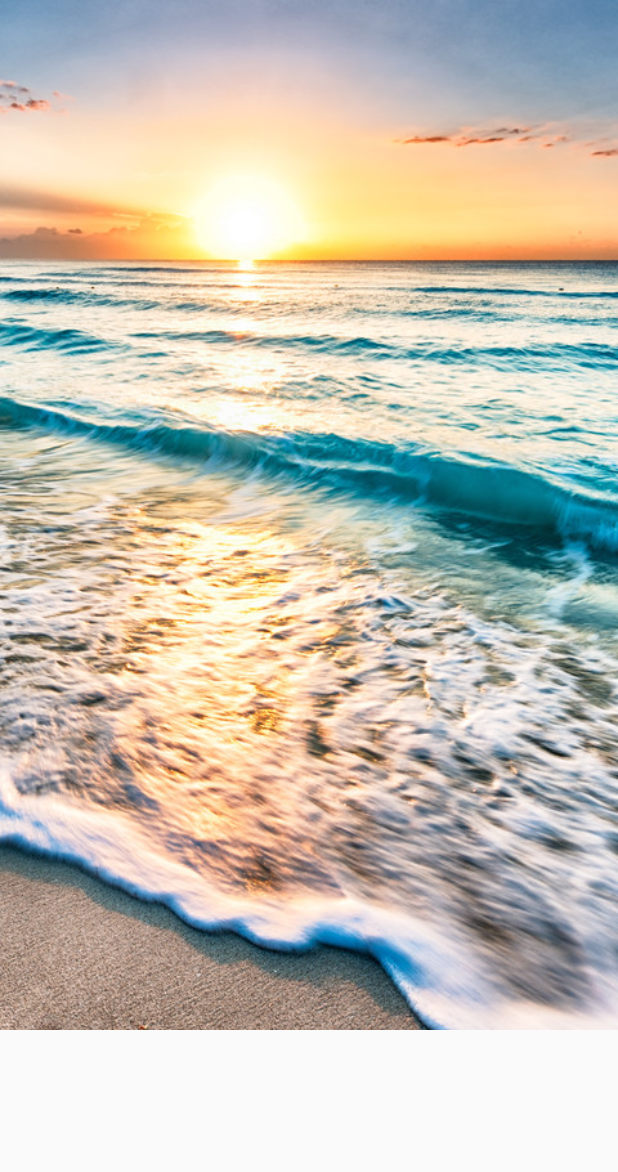
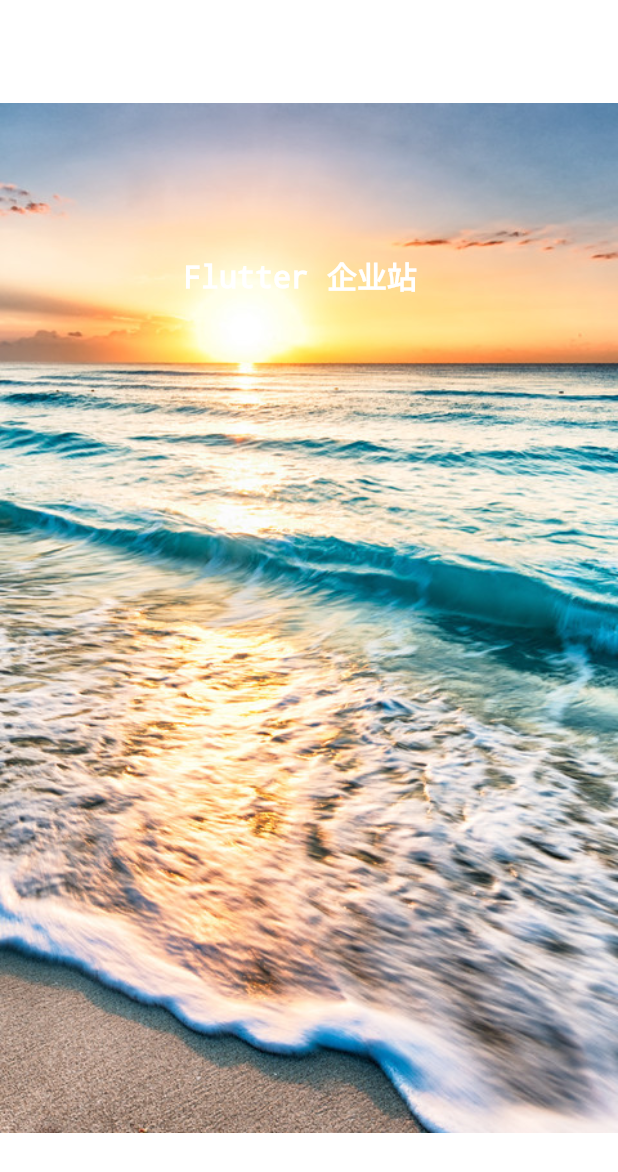
Before and after one commit to nanyawei/flutter_website, a Flutter app: the screen it shows after launch, on a phone screen of 412 x 824 dp. Shown: the top 1172 px of the screen. Run offline on Flutter 3.47's test engine with Material 2 defaults, Android fonts, the phone set to English and light mode, and no system bars; our stand-ins replace date_format, dio, fluro, flutter_easyrefresh, flutter_html, flutter_swiper.

Commit message:
工具页面

```diff
--- a/lib/loading.dart
+++ b/lib/loading.dart
@@ -1,12 +1,50 @@
 import 'package:flutter/material.dart';
+import 'dart:async';
+import 'dart:ui';
+import 'package:flutter_website/router/application.dart';
 
-class Loading extends StatelessWidget {
+class Loading extends StatefulWidget {
+  @override
+  _LoadingState createState () => _LoadingState();
+}
+
+class _LoadingState extends State<Loading> {
+  @override
+  void initState () {
+    super.initState();
+
+    Future.delayed(
+      Duration(seconds: 2), () {
+        print('flutter 企业站启动');
+        // 使用路由跳转到应用主页面
+        Application.router.navigateTo(context, '/');
+      }
+    );
+  }
+
   @override
   Widget build (BuildContext context) {
-    return Scaffold(
-      body: Image.asset(
-        'assets/images/loading.jpg',
-        fit: BoxFit.cover
+    return Center(
+      child: Stack(
+        children: <Widget>[
+          Image.asset('assets/images/loading.jpg'),
+          Positioned(
+            top: 100,
+            child: Container(
+              width: 400,
+              child: Center(
+                child: Text(
+                  'Flutter 企业站',
+                  style: TextStyle(
+                    color: Colors.white,
+                    fontSize: 20,
+                    decoration: TextDecoration.none
+                  )
+                )
+              )
+            )
+          )
+        ]
       ),
     );
   }
--- /dev/null
+++ b/lib/page/not_found.dart
@@ -0,0 +1,15 @@
+import 'package:flutter/material.dart';
+
+class NotFoundPage extends StatelessWidget {
+  @override
+  Widget build (BuildContext context) {
+    return Container(
+      child: Center(
+        child: Image.asset(
+          'assets/images/loading.jpg',
+          fit: BoxFit.cover
+        )
+      ),
+    );
+  }
+}
```
Also changed, not shown: assets/images/banners/loading.gif (added).
